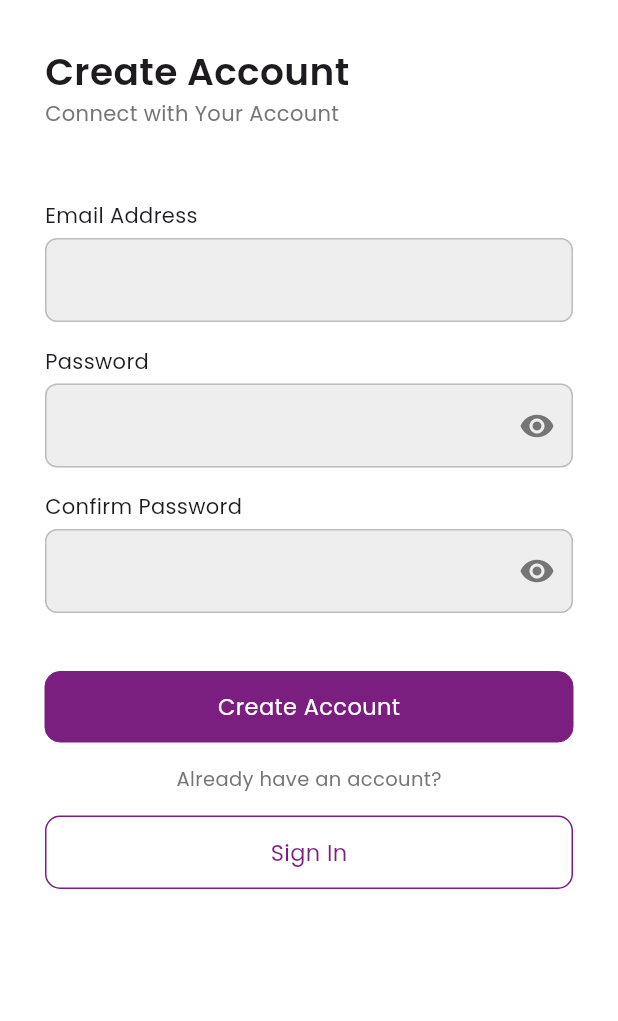
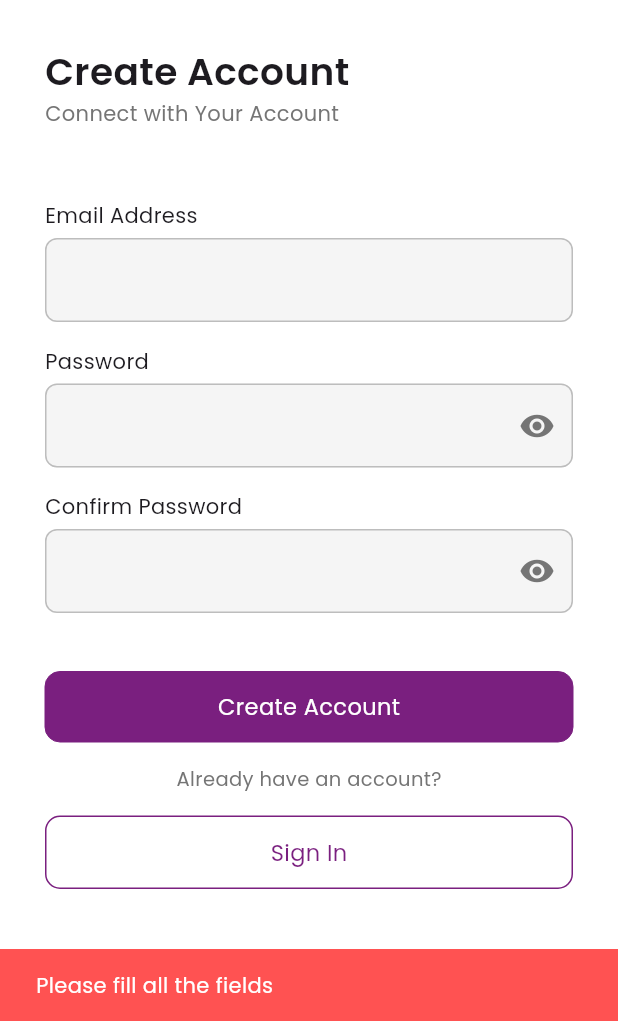
Before and after one commit to thizkavinda25/Abans-Flutter-E-Commerce-App, a Flutter app: the screen it shows after launch, after a tap on "Create Account", on a phone screen of 412 x 824 dp, the part 215-1236 px from its top. Run offline on Flutter 3.47's test engine with Material 3 defaults, Android fonts, the phone set to English and light mode, and no system bars; our stand-ins replace carousel_slider, device_preview, firebase_auth, firebase_core, flutter_easyloading, google_fonts and 1 more; accounts and stored records are empty.

Commit message:
Auth Screen and Firebase Implement

```diff
--- a/lib/components/custom_text_field.dart
+++ b/lib/components/custom_text_field.dart
@@ -32,7 +32,7 @@ class _CustomTextFieldState extends State<CustomTextField> {
             obscureText: isObsecureText && widget.isPassword,
             decoration: InputDecoration(
               filled: true,
-              fillColor: Colors.grey.shade200,
+              fillColor: Colors.grey.shade100,
               enabledBorder: OutlineInputBorder(
                 borderSide: BorderSide(color: Colors.grey.shade400),
                 borderRadius: BorderRadius.circular(8),
--- a/lib/controllers/auth_controller.dart
+++ b/lib/controllers/auth_controller.dart
@@ -21,4 +21,8 @@ class AuthController {
     }
     return null;
   }
+
+  Future<void> signOut() async {
+    await FirebaseAuth.instance.signOut();
+  }
 }
--- a/lib/main.dart
+++ b/lib/main.dart
@@ -3,6 +3,7 @@ import 'package:abans_online/screens/splash_screen.dart';
 import 'package:device_preview/device_preview.dart';
 import 'package:firebase_core/firebase_core.dart';
 import 'package:flutter/material.dart';
+import 'package:flutter_easyloading/flutter_easyloading.dart';
 import 'package:google_fonts/google_fonts.dart';
 import 'package:provider/provider.dart';
 
@@ -33,6 +34,7 @@ class MyApp extends StatelessWidget {
         colorScheme: ColorScheme.fromSeed(seedColor: Colors.deepPurple),
         fontFamily: GoogleFonts.poppins().fontFamily,
       ),
+      builder: EasyLoading.init(),
       home: const SplashScreen(),
     );
   }
--- a/lib/providers/auth_state_provider.dart
+++ b/lib/providers/auth_state_provider.dart
@@ -1,6 +1,7 @@
 import 'package:abans_online/controllers/auth_controller.dart';
+import 'package:abans_online/utils/custom_dialogs.dart';
 import 'package:flutter/material.dart';
-import 'package:logger/logger.dart';
+import 'package:flutter_easyloading/flutter_easyloading.dart';
 
 class AuthStateProvider extends ChangeNotifier {
   final TextEditingController _emailController = TextEditingController();
@@ -14,19 +15,32 @@ class AuthStateProvider extends ChangeNotifier {
   TextEditingController get confirmPasswordController =>
       _confirmPasswordController;
 
-  Future<void> signUp() async {
-    if (_emailController.text.trim().length < 3) {
-      Logger().e('Invalid Email');
+  Future<void> signUp(BuildContext context) async {
+    if (_emailController.text.isEmpty ||
+        _passwordController.text.isEmpty ||
+        _confirmPasswordController.text.isEmpty) {
+      CustomDialogs.showErrorSnackBar(context, 'Please fill all the fields');
+    } else if (RegExp(r'^[^@]+@[^@]+\.[^@]+').hasMatch(_emailController.text) ==
+        false) {
+      CustomDialogs.showErrorSnackBar(
+        context,
+        'Please enter a valid email address',
+      );
     } else if (_passwordController.text.trim().length < 6) {
-      Logger().e('Password too weak');
+      CustomDialogs.showErrorSnackBar(context, 'Password too weak');
     } else if (_confirmPasswordController.text.trim() !=
         _passwordController.text.trim()) {
-      Logger().e('Password not match');
+      CustomDialogs.showErrorSnackBar(context, "Password doesn't match");
     } else {
+      EasyLoading.show(status: 'Creating Account...');
       await AuthController().createUserAccount(
         email: _emailController.text.trim(),
         password: _passwordController.text.trim(),
       );
+      EasyLoading.dismiss();
+      _emailController.text = '';
+      _passwordController.text = '';
+      _confirmPasswordController.text = '';
     }
   }
 }
--- a/lib/screens/auth_screen.dart
+++ b/lib/screens/auth_screen.dart
@@ -85,7 +85,7 @@ class _AuthScreenState extends State<AuthScreen> {
                     onTap: () {
                       setState(() {
                         if (authType == 'signup') {
-                          authProvider.signUp();
+                          authProvider.signUp(context);
                         } else if (authType == 'signin') {
                           //sign in
                         } else {
--- a/lib/screens/home_screen.dart
+++ b/lib/screens/home_screen.dart
@@ -1,6 +1,8 @@
+import 'package:abans_online/controllers/auth_controller.dart';
 import 'package:abans_online/utils/custom_colors.dart';
 import 'package:carousel_slider/carousel_slider.dart';
 import 'package:flutter/material.dart';
+import 'package:flutter_easyloading/flutter_easyloading.dart';
 
 class HomeScreen extends StatefulWidget {
   const HomeScreen({super.key});
@@ -43,7 +45,11 @@ class _HomeScreenState extends State<HomeScreen> {
                     ),
                     Image.asset('assets/images/text_logo.png', height: 25),
                     IconButton(
-                      onPressed: () {},
+                      onPressed: () async {
+                        EasyLoading.show(status: 'Signing Out');
+                        await AuthController().signOut();
+                        EasyLoading.dismiss();
+                      },
                       icon: Icon(Icons.more_vert, size: 25),
                     ),
                   ],
--- a/lib/screens/splash_screen.dart
+++ b/lib/screens/splash_screen.dart
@@ -24,9 +24,9 @@ class _SplashScreenState extends State<SplashScreen> {
       Duration(seconds: 3),
       () => FirebaseAuth.instance.authStateChanges().listen((user) {
         if (user == null) {
-          NavigatorManage.goPushReplace(context, AuthScreen());
+          NavigatorManage.goTo(context, AuthScreen());
         } else {
-          NavigatorManage.goPushReplace(context, HomeScreen());
+          NavigatorManage.goTo(context, HomeScreen());
         }
       }),
     );
--- /dev/null
+++ b/lib/utils/custom_dialogs.dart
@@ -0,0 +1,12 @@
+import 'package:flutter/material.dart';
+
+class CustomDialogs {
+  static void showErrorSnackBar(BuildContext context, String message) {
+    ScaffoldMessenger.of(context).showSnackBar(
+      SnackBar(
+        content: Text(message, style: TextStyle(color: Colors.white)),
+        backgroundColor: Colors.redAccent,
+      ),
+    );
+  }
+}
--- a/pubspec.yaml
+++ b/pubspec.yaml
@@ -41,6 +41,7 @@ dependencies:
   firebase_core: ^4.3.0
   firebase_auth: ^6.1.3
   logger: ^2.6.2
+  flutter_easyloading: ^3.0.5
 
 dev_dependencies:
   flutter_test:
```
Also changed, not shown: pubspec.lock.
